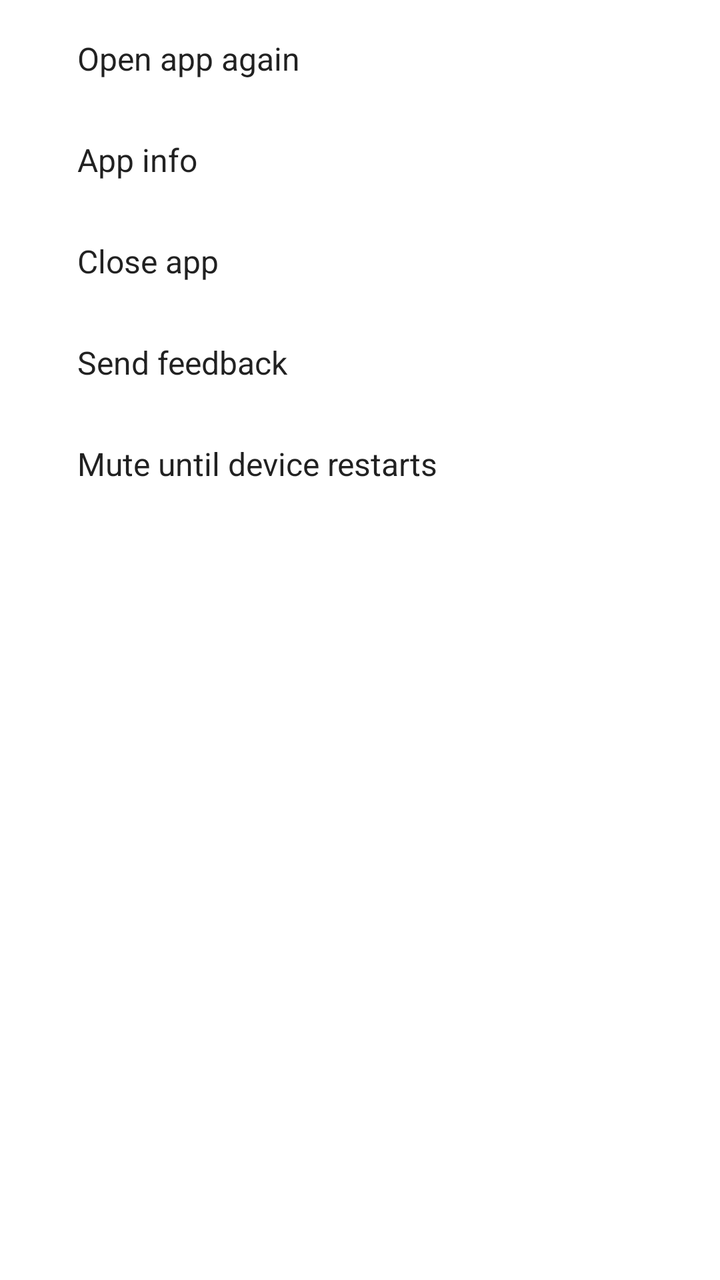
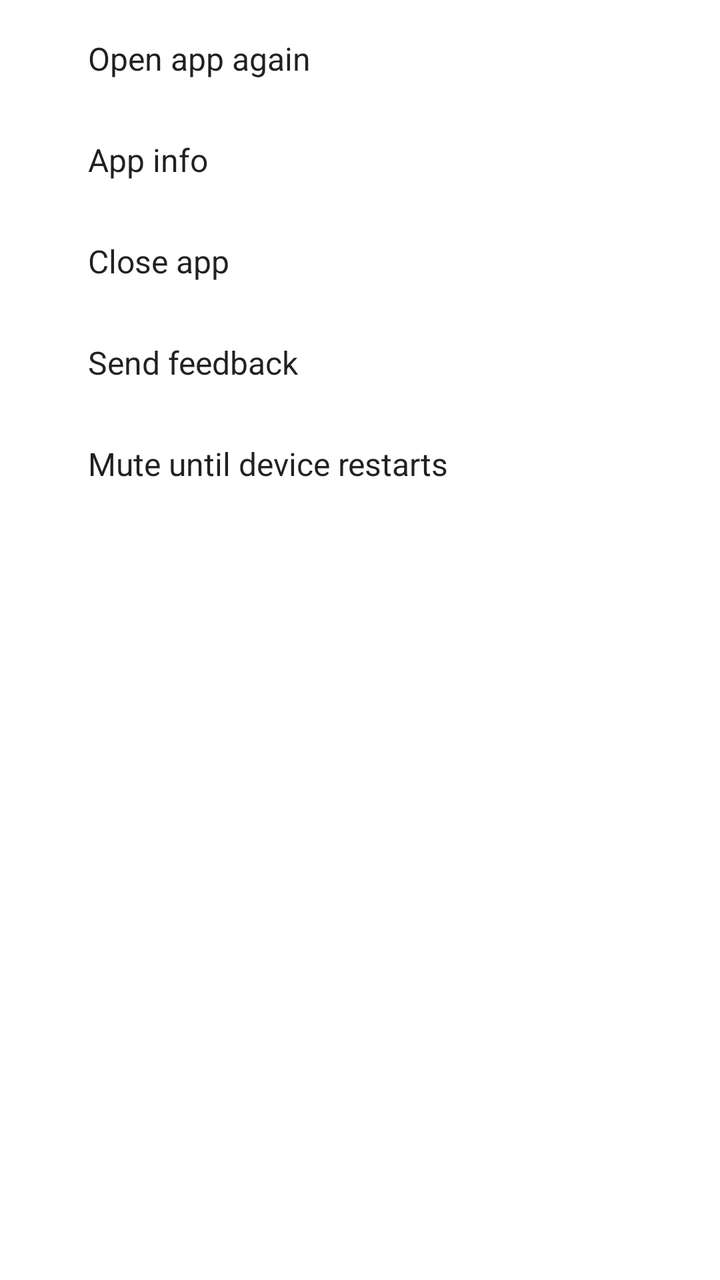

The first picture is an Android layout as it rendered before a commit; the second is the same layout after the commit. The layout source and the unified diff follow.
<!-- AndroidManifest.xml: fallback theme Theme.MaterialComponents.DayNight.NoActionBar -->
<!-- res/layout/app_error_dialog.xml -->
<?xml version="1.0" encoding="utf-8"?>
<LinearLayout xmlns:android="http://schemas.android.com/apk/res/android"
    android:layout_width="match_parent"
    android:layout_height="wrap_content"
    android:orientation="vertical"
    android:paddingTop="8px"
    android:paddingBottom="24px"
    android:paddingStart="44px"
    android:paddingEnd="44px">

    <Button
        android:id="@*android:id/aerr_restart"
        android:layout_marginTop="8px"
        android:layout_width="match_parent"
        android:layout_height="wrap_content"
        android:text="@*android:string/aerr_restart"
        android:drawableStart="@*android:drawable/ic_refresh"
        style="@*android:style/aerr_list_item" />

    <Button
        android:id="@*android:id/aerr_app_info"
        android:layout_marginTop="8px"
        android:layout_width="match_parent"
        android:layout_height="wrap_content"
        android:text="@*android:string/app_info"
        android:drawableStart="@*android:drawable/ic_info_outline_24"
        style="@*android:style/aerr_list_item" />

    <Button
        android:id="@*android:id/aerr_close"
        android:layout_marginTop="8px"
        android:layout_width="match_parent"
        android:layout_height="wrap_content"
        android:text="@*android:string/aerr_close_app"
        android:drawableStart="@*android:drawable/ic_close"
        style="@*android:style/aerr_list_item" />

    <Button
        android:id="@*android:id/aerr_report"
        android:layout_marginTop="8px"
        android:layout_width="match_parent"
        android:layout_height="wrap_content"
        android:text="@*android:string/aerr_report"
        android:drawableStart="@*android:drawable/ic_feedback"
        style="@*android:style/aerr_list_item" />

    <Button
        android:id="@*android:id/aerr_mute"
        android:layout_marginTop="8px"
        android:layout_width="match_parent"
        android:layout_height="wrap_content"
        android:text="@*android:string/aerr_mute"
        android:drawableStart="@*android:drawable/ic_eject_24dp"
        style="@*android:style/aerr_list_item" />

</LinearLayout>
<!-- resources referenced by this layout -->
<resources>

</resources>

<!-- the commit's change to res/layout/app_error_dialog.xml (unified diff, before → after) -->
@@ -4,9 +4,9 @@
     android:layout_height="wrap_content"
     android:orientation="vertical"
     android:paddingTop="8px"
-    android:paddingBottom="24px"
-    android:paddingStart="44px"
-    android:paddingEnd="44px">
+    android:paddingBottom="56px"
+    android:paddingStart="60px"
+    android:paddingEnd="60px">
 
     <Button
         android:id="@*android:id/aerr_restart"
